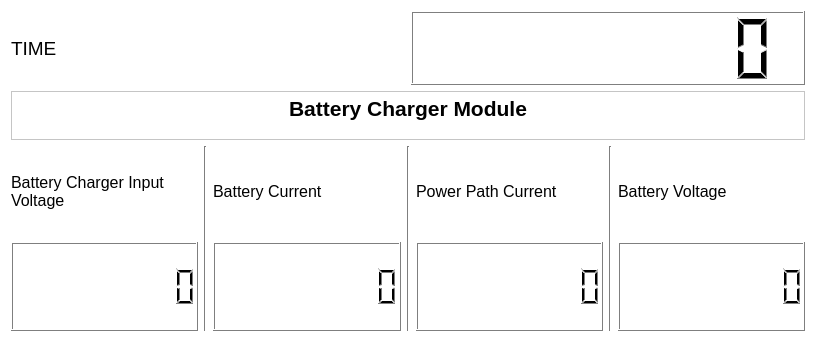
Before: the Qt Designer form dialog.ui in Cubesat-EPS-Project/EPS_Testbench, drawn with Qt 5.
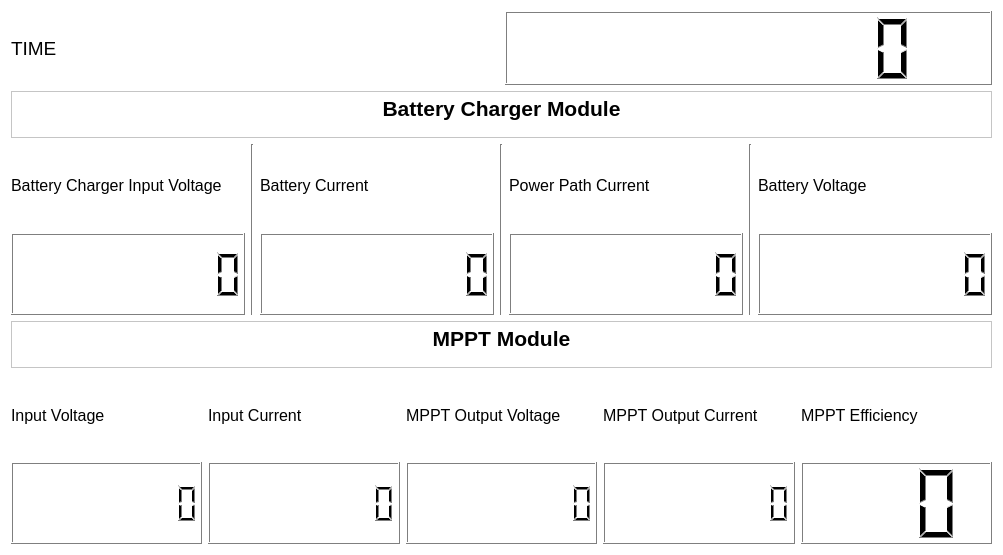
After: the same form once the commit is applied.

Diff of the .ui file:
```diff
--- a/dialog.ui
+++ b/dialog.ui
@@ -6,8 +6,8 @@
    <rect>
     <x>0</x>
     <y>0</y>
-    <width>816</width>
-    <height>342</height>
+    <width>1003</width>
+    <height>555</height>
    </rect>
   </property>
   <property name="palette">
@@ -456,6 +456,109 @@
    <double>4.000000000000000</double>
   </property>
   <layout class="QGridLayout" name="gridLayout_2">
+   <item row="6" column="0">
+    <layout class="QGridLayout" name="gridLayout_3" rowstretch="0,0" columnstretch="0,0,0,0,0">
+     <property name="topMargin">
+      <number>0</number>
+     </property>
+     <item row="1" column="2">
+      <widget class="QLCDNumber" name="lcdNumber_7">
+       <property name="digitCount">
+        <number>9</number>
+       </property>
+      </widget>
+     </item>
+     <item row="0" column="0">
+      <widget class="QLabel" name="label_6">
+       <property name="font">
+        <font>
+         <pointsize>12</pointsize>
+        </font>
+       </property>
+       <property name="text">
+        <string>Input Voltage</string>
+       </property>
+      </widget>
+     </item>
+     <item row="0" column="1">
+      <widget class="QLabel" name="label_7">
+       <property name="font">
+        <font>
+         <pointsize>12</pointsize>
+        </font>
+       </property>
+       <property name="text">
+        <string>Input Current</string>
+       </property>
+      </widget>
+     </item>
+     <item row="1" column="1">
+      <widget class="QLCDNumber" name="lcdNumber_6">
+       <property name="digitCount">
+        <number>9</number>
+       </property>
+      </widget>
+     </item>
+     <item row="1" column="0">
+      <widget class="QLCDNumber" name="lcdNumber_5">
+       <property name="digitCount">
+        <number>9</number>
+       </property>
+      </widget>
+     </item>
+     <item row="0" column="2">
+      <widget class="QLabel" name="label_8">
+       <property name="font">
+        <font>
+         <pointsize>12</pointsize>
+        </font>
+       </property>
+       <property name="text">
+        <string>MPPT Output Voltage</string>
+       </property>
+      </widget>
+     </item>
+     <item row="0" column="3">
+      <widget class="QLabel" name="label_9">
+       <property name="font">
+        <font>
+         <pointsize>12</pointsize>
+        </font>
+       </property>
+       <property name="text">
+        <string>MPPT Output Current</string>
+       </property>
+      </widget>
+     </item>
+     <item row="1" column="3">
+      <widget class="QLCDNumber" name="lcdNumber_8">
+       <property name="digitCount">
+        <number>9</number>
+       </property>
+      </widget>
+     </item>
+     <item row="0" column="4">
+      <widget class="QLabel" name="label_10">
+       <property name="font">
+        <font>
+         <pointsize>12</pointsize>
+         <bold>false</bold>
+        </font>
+       </property>
+       <property name="text">
+        <string>MPPT Efficiency</string>
+       </property>
+      </widget>
+     </item>
+     <item row="1" column="4">
+      <widget class="QLCDNumber" name="lcdNumber_9">
+       <property name="digitCount">
+        <number>3</number>
+       </property>
+      </widget>
+     </item>
+    </layout>
+   </item>
    <item row="1" column="0">
     <widget class="QTextBrowser" name="textBrowser">
      <property name="minimumSize">
@@ -467,7 +570,7 @@
      <property name="maximumSize">
       <size>
        <width>16777215</width>
-       <height>49</height>
+       <height>47</height>
       </size>
      </property>
      <property name="html">
@@ -962,6 +1065,26 @@
      </item>
     </layout>
    </item>
+   <item row="3" column="0">
+    <widget class="QTextBrowser" name="textBrowser_2">
+     <property name="maximumSize">
+      <size>
+       <width>16777215</width>
+       <height>47</height>
+      </size>
+     </property>
+     <property name="html">
+      <string>&lt;!DOCTYPE HTML PUBLIC &quot;-//W3C//DTD HTML 4.0//EN&quot; &quot;http://www.w3.org/TR/REC-html40/strict.dtd&quot;&gt;
+&lt;html&gt;&lt;head&gt;&lt;meta name=&quot;qrichtext&quot; content=&quot;1&quot; /&gt;&lt;meta charset=&quot;utf-8&quot; /&gt;&lt;style type=&quot;text/css&quot;&gt;
+p, li { white-space: pre-wrap; }
+hr { height: 1px; border-width: 0; }
+li.unchecked::marker { content: &quot;\2610&quot;; }
+li.checked::marker { content: &quot;\2612&quot;; }
+&lt;/style&gt;&lt;/head&gt;&lt;body style=&quot; font-family:'Sans Serif'; font-size:9pt; font-weight:400; font-style:normal;&quot;&gt;
+&lt;p align=&quot;center&quot; style=&quot; margin-top:0px; margin-bottom:0px; margin-left:0px; margin-right:0px; -qt-block-indent:0; text-indent:0px;&quot;&gt;&lt;span style=&quot; font-size:16pt; font-weight:700;&quot;&gt;MPPT Module&lt;/span&gt;&lt;/p&gt;&lt;/body&gt;&lt;/html&gt;</string>
+     </property>
+    </widget>
+   </item>
    <item row="2" column="0">
     <layout class="QGridLayout" name="gridLayout">
      <item row="0" column="2">
```
